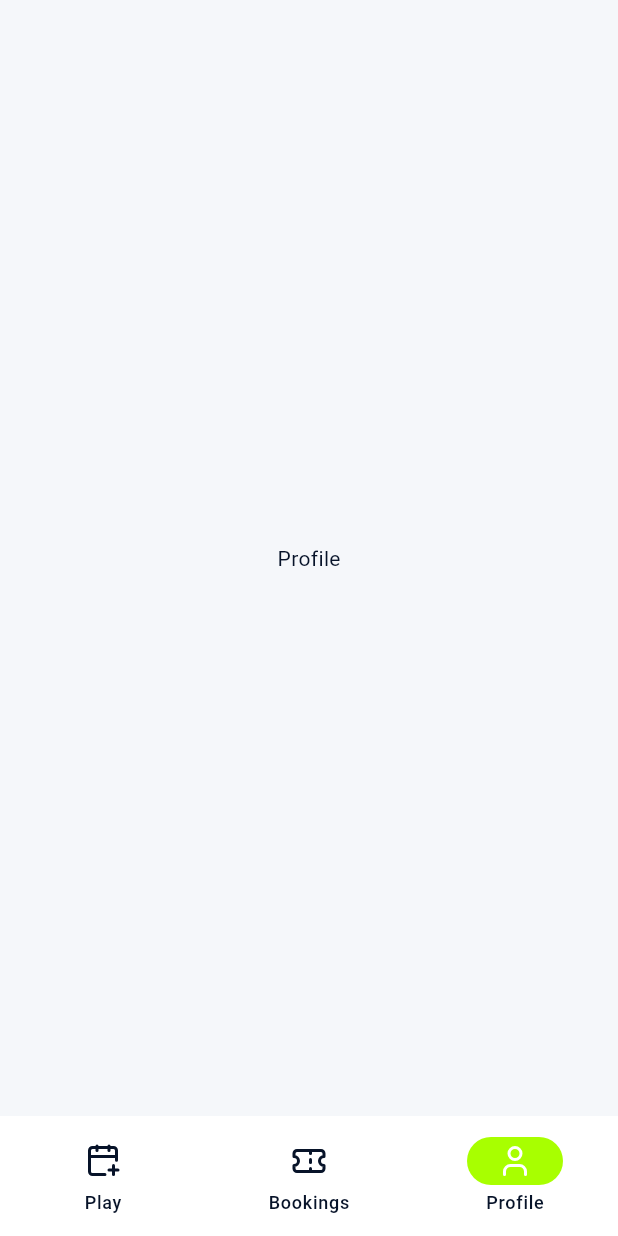
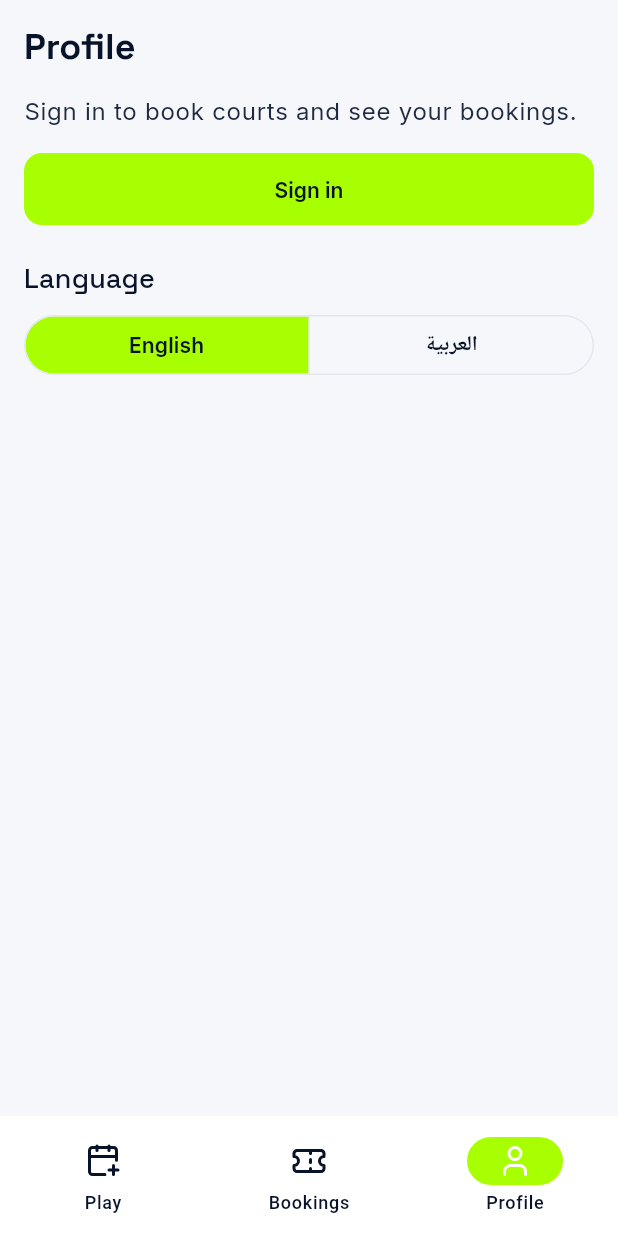
Before and after one commit to Alyabdelhadi/midango, a Flutter app: the screen it shows after launch, item 3 of the bottom bar chosen, on a phone screen of 412 x 824 dp. Run offline on Flutter 3.47's test engine with Material 3 defaults, Android fonts, the phone set to English and light mode, and no system bars; our stand-ins replace flutter_secure_storage, google_fonts, lucide_icons_flutter, qr_flutter; network calls fail.

Commit message:
feat(app): bookings with detail and cancel; profile with name, language and sign-out
Co-Authored-By: Claude Opus 5.5 <noreply@anthropic.com>

```diff
--- a/app/lib/home_shell.dart
+++ b/app/lib/home_shell.dart
@@ -1,8 +1,10 @@
 import 'package:flutter/material.dart';
 import 'package:lucide_icons_flutter/lucide_icons.dart';
 
+import 'bookings/bookings_tab.dart';
 import 'l10n/strings.dart';
 import 'play/play_tab.dart';
+import 'profile/profile_tab.dart';
 import 'theme/midango_colors.dart';
 
 /// The selected tab. Pages pushed above the shell (the confirmation) switch tabs through it.
@@ -27,8 +29,8 @@ class HomeShell extends StatelessWidget {
           index: index,
           children: [
             const PlayTab(),
-            Center(child: Text(s.bookingsTitle)),
-            Center(child: Text(s.profileTitle)),
+            const BookingsTab(),
+            ProfileTab(onLanguage: onLanguage),
           ],
         ),
         bottomNavigationBar: NavigationBar(
--- /dev/null
+++ b/app/lib/profile/profile_tab.dart
@@ -0,0 +1,83 @@
+import 'package:flutter/material.dart';
+import 'package:lucide_icons_flutter/lucide_icons.dart';
+
+import '../booking/sign_in_flow.dart';
+import '../l10n/strings.dart';
+import '../session/session.dart';
+import '../theme/midango_colors.dart';
+
+/// Name, phone, language and sign-out; sign-in and language when signed out.
+class ProfileTab extends StatelessWidget {
+  const ProfileTab({super.key, required this.onLanguage});
+
+  /// 'en' or 'ar'.
+  final ValueChanged<String> onLanguage;
+
+  @override
+  Widget build(BuildContext context) {
+    final s = Strings.of(context);
+    final text = Theme.of(context).textTheme;
+    final session = SessionScope.of(context);
+    final me = session.me;
+
+    return SafeArea(
+      child: ListView(
+        padding: const EdgeInsets.fromLTRB(16, 16, 16, 24),
+        children: [
+          Text(s.profileTitle, style: text.titleLarge),
+          const SizedBox(height: 16),
+          if (!session.signedIn) ...[
+            Text(s.signInForProfile, style: text.bodyLarge),
+            const SizedBox(height: 16),
+            FilledButton(onPressed: () => ensureSignedIn(context), child: Text(s.signIn)),
+          ] else
+            Card(
+              margin: EdgeInsets.zero,
+              child: Column(
+                children: [
+                  ListTile(
+                    title: Text(s.nameTitle, style: text.bodySmall),
+                    subtitle: Text(me?.name ?? s.addName, style: text.bodyLarge),
+                    trailing: const Icon(LucideIcons.pencil, size: 20, color: MidangoColors.slate),
+                    onTap: () => Navigator.of(context, rootNavigator: true)
+                        .push(MaterialPageRoute<bool>(builder: (_) => const NamePage())),
+                  ),
+                  const Divider(height: 1, color: MidangoColors.line),
+                  ListTile(
+                    title: Text(s.phoneTitle, style: text.bodySmall),
+                    subtitle: Text(ltr(me?.phone ?? ''), style: text.bodyLarge),
+                  ),
+                ],
+              ),
+            ),
+          const SizedBox(height: 24),
+          Text(s.language, style: text.titleMedium),
+          const SizedBox(height: 8),
+          SegmentedButton<String>(
+            segments: [
+              ButtonSegment(value: 'en', label: Text(s.english)),
+              ButtonSegment(value: 'ar', label: Text(s.arabic)),
+            ],
+            selected: {s.isArabic ? 'ar' : 'en'},
+            showSelectedIcon: false,
+            onSelectionChanged: (choice) => onLanguage(choice.first),
+            style: SegmentedButton.styleFrom(
+              selectedBackgroundColor: MidangoColors.lime,
+              selectedForegroundColor: MidangoColors.navy,
+              foregroundColor: MidangoColors.navy,
+              side: const BorderSide(color: MidangoColors.line),
+            ),
+          ),
+          if (session.signedIn) ...[
+            const SizedBox(height: 32),
+            OutlinedButton.icon(
+              onPressed: session.signOut,
+              icon: const Icon(LucideIcons.logOut, size: 20),
+              label: Text(s.signOut),
+            ),
+          ],
+        ],
+      ),
+    );
+  }
+}
```
Also changed, not shown: app/lib/bookings/booking_detail_page.dart (added, +110 -0 lines), app/lib/bookings/bookings_tab.dart (added, +189 -0 lines).
